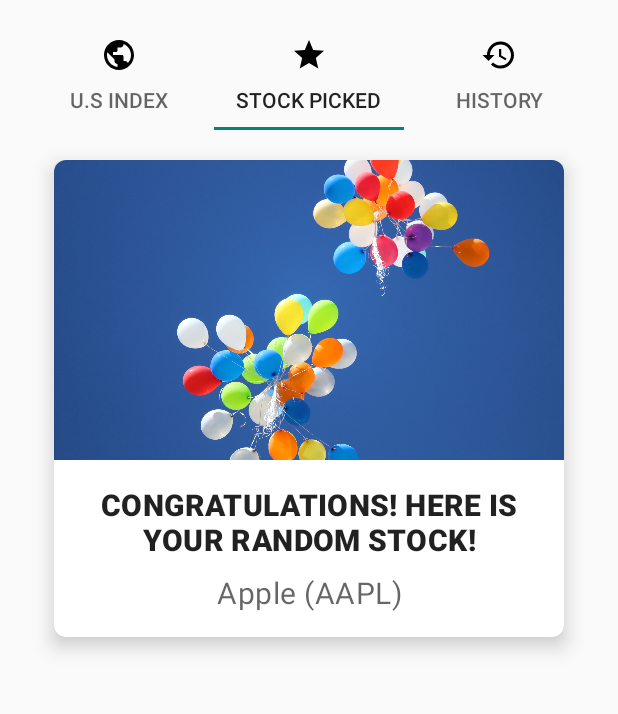
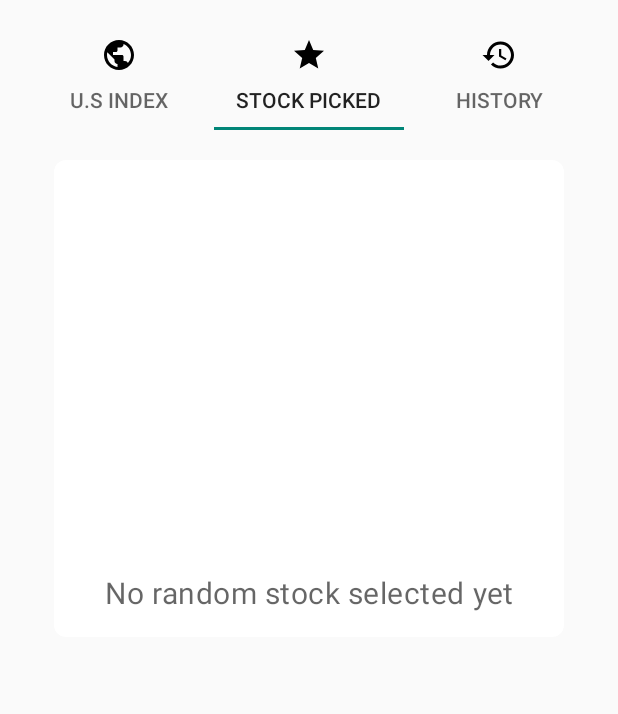
Before and after one commit to WillWcchan/Simple-Random-Stock, an Android app: the screen it shows after launch (MainActivity), tab 2 chosen, on a phone screen of 412 x 824 dp, the part 109-823 px from its top. Run offline under Robolectric (Android 15) with nearby library versions, the phone set to English and light mode, and no system bars; our stand-ins replace Room's generated code.

Commit message:
Able to send data from fragment to fragment using a bundle

```diff
--- a/app/build.gradle
+++ b/app/build.gradle
@@ -63,4 +63,8 @@ dependencies {
     implementation 'androidx.appcompat:appcompat:1.1.0'
     implementation 'androidx.constraintlayout:constraintlayout:1.1.3'
 
+    // Add navigation to send data from fragment to fragment via args
+    implementation "androidx.navigation:navigation-fragment:2.1.0"
+    implementation "androidx.navigation:navigation-ui:2.1.0"
+
 }
--- a/app/src/main/java/com/willchan/simple_random_stock/MainActivity.java
+++ b/app/src/main/java/com/willchan/simple_random_stock/MainActivity.java
@@ -51,6 +51,7 @@ public class MainActivity extends AppCompatActivity {
         });
     }
 
+    // Display a current Fragment to be shown on the screen
     public void selectCurrentTabToView(Tabs specifiedTab) {
         TabLayout.Tab tab = tabLayout.getTabAt(specifiedTab.ordinal());
         tab.select();
--- a/app/src/main/java/com/willchan/simple_random_stock/fragments/IndexFragment.java
+++ b/app/src/main/java/com/willchan/simple_random_stock/fragments/IndexFragment.java
@@ -3,24 +3,30 @@ package com.willchan.simple_random_stock.fragments;
 import android.app.AlertDialog;
 import android.os.Bundle;
 import android.os.Handler;
+import android.util.Log;
 import android.view.LayoutInflater;
 import android.view.View;
 import android.view.ViewGroup;
-import android.widget.Toast;
 
 import androidx.cardview.widget.CardView;
 import androidx.fragment.app.Fragment;
+import androidx.fragment.app.FragmentManager;
 
 import com.willchan.simple_random_stock.MainActivity;
 import com.willchan.simple_random_stock.R;
+import com.willchan.simple_random_stock.roomdatabase.entities.Stock;
+import com.willchan.simple_random_stock.util.RandomStock;
+import com.willchan.simple_random_stock.viewmodels.StockViewModel;
 
 /**
  * A simple {@link Fragment} subclass.
  */
-public class IndexFragment extends Fragment implements View.OnClickListener {
-
+public class IndexFragment extends Fragment {
+    private StockViewModel stockViewModel;
     private View indexView;
     private CardView dow_index, spy_index, nasdaq_index;
+    private String name = null, ticker = null;
+    private int position = 0;
 
     public IndexFragment() {
         // Required empty public constructor
@@ -35,34 +41,17 @@ public class IndexFragment extends Fragment implements View.OnClickListener {
         spy_index = indexView.findViewById(R.id.card_spy500);
         nasdaq_index = indexView.findViewById(R.id.card_nasdaq);
 
-        // Set click listeners to the CardView so when they are clicked, they'll invoke the onClick method below
-        dow_index.setOnClickListener(this);
-        spy_index.setOnClickListener(this);
-        nasdaq_index.setOnClickListener(this);
+        // Set click listeners to the CardView so when they are clicked, they'll invoke the StockIndexSelectedCallBack inner class below
+        dow_index.setOnClickListener(new StockIndexSelectedCallBack());
+        spy_index.setOnClickListener(new StockIndexSelectedCallBack());
+        nasdaq_index.setOnClickListener(new StockIndexSelectedCallBack());
 
+        try {
+            stockViewModel = new StockViewModel(getActivity().getApplication());
+        } catch (NullPointerException e) {
+            Log.e(IndexFragment.class.toString(), "NullPointerException possibly came from trying to set an application");
+        }
         return indexView;
-    }
-
-
-    @Override
-    public void onClick(View v) {
-        switch (v.getId()) {
-            case R.id.card_dow_jones:
-                break;
-            case R.id.card_spy500:
-                break;
-            case R.id.card_nasdaq:
-                break;
-            default:
-                Toast.makeText(this.getContext(), "Nothing happened", Toast.LENGTH_SHORT).show();
-                break;
-        }
-
-        // Imitate getting a random stock
-        showDialog();
-
-        // Change the tab to display the stock fragment
-        ((MainActivity) getActivity()).selectCurrentTabToView(MainActivity.Tabs.STOCK);
     }
 
     void showDialog() {
@@ -71,7 +60,7 @@ public class IndexFragment extends Fragment implements View.OnClickListener {
         final AlertDialog alertDialog = new AlertDialog.Builder(getContext()).setView(view).create();
         alertDialog.setCancelable(true);
         alertDialog.show();
-
+        // after a second, dismiss the dialog
         new Handler().postDelayed(new Runnable() {
             @Override
             public void run() {
@@ -80,4 +69,52 @@ public class IndexFragment extends Fragment implements View.OnClickListener {
         }, 1000);
     }
 
+    public class StockIndexSelectedCallBack implements View.OnClickListener {
+
+        @Override
+        public void onClick(View v) {
+            if (v.getId() == R.id.card_dow_jones) {
+                position = RandomStock.getRandomStock(RandomStock.StockIndex.DOW);
+                name = RandomStock.getDow30StockName()[position];
+                ticker = RandomStock.getDow30StockTicker()[position];
+            } else if (v.getId() == R.id.card_spy500) {
+                position = RandomStock.getRandomStock(RandomStock.StockIndex.SPY);
+                name = RandomStock.getSpy500StockName()[position];
+                ticker = RandomStock.getSpy500StockTicker()[position];
+            } else if (v.getId() == R.id.card_nasdaq) {
+                position = RandomStock.getRandomStock(RandomStock.StockIndex.NASDAQ);
+                name = RandomStock.getNasdaq100StockName()[position];
+                ticker = RandomStock.getNasdaq100StockTicker()[position];
+            }
+
+            // Imitate getting a random stock
+            showDialog();
+
+            // Insert the newly random stock
+            if (name != null && ticker != null) {
+                Stock stock = new Stock(name, ticker);
+                stockViewModel.insert(stock);
+
+                // Sent the newly created stock to the StockFragment to be shown
+                // Pass data from fragment to fragment via bundle
+                StockFragment stockFragment = new StockFragment();
+                Bundle args = new Bundle();
+                args.putString(StockFragment.stockNameBundle, name);
+                args.putString(StockFragment.stockTickerBundle, ticker);
+                stockFragment.setArguments(args);
+
+                // This will call the StockFragment's onCreateView method
+                try {
+                    FragmentManager fragmentManager = getFragmentManager();
+                    fragmentManager.beginTransaction().replace(R.id.card, stockFragment).commit();
+
+                    // Change the current tab to show the new random stock
+                    ((MainActivity) getActivity()).selectCurrentTabToView(MainActivity.Tabs.STOCK);
+                } catch (NullPointerException e) {
+                    Log.e(IndexFragment.class.toString(), "NullPointerException possibly from beginTrasaction or selectCurrentTabToView");
+                }
+            }
+        }
+    }
+
 }
--- a/app/src/main/java/com/willchan/simple_random_stock/fragments/StockFragment.java
+++ b/app/src/main/java/com/willchan/simple_random_stock/fragments/StockFragment.java
@@ -4,6 +4,7 @@ import android.os.Bundle;
 import android.view.LayoutInflater;
 import android.view.View;
 import android.view.ViewGroup;
+import android.widget.ImageView;
 import android.widget.TextView;
 
 import androidx.fragment.app.Fragment;
@@ -14,7 +15,10 @@ import com.willchan.simple_random_stock.R;
  * A simple {@link Fragment} subclass.
  */
 public class StockFragment extends Fragment {
-    private TextView textView;
+    public static final String stockNameBundle = "STOCK_NAME";
+    public static final String stockTickerBundle = "STOCK_TICKER";
+    private TextView stockNameTextView, congratulationsTitleTextView;
+    private ImageView congratulationsImageView;
 
     public StockFragment() {
         // Required empty public constructor
@@ -26,12 +30,26 @@ public class StockFragment extends Fragment {
                              Bundle savedInstanceState) {
         // Inflate the layout for this fragment
         View view = inflater.inflate(R.layout.fragment_stock, container, false);
-        textView = view.findViewById(R.id.stock_name);
+        congratulationsImageView = view.findViewById(R.id.congratulationsImageView);
+        congratulationsTitleTextView = view.findViewById(R.id.congratulationsTitle);
+        stockNameTextView = view.findViewById(R.id.stock_name);
+
+        Bundle bundle = getArguments();
+        // if IndexStockFragment calls StockFragment and passes in data via a bundle
+        if (bundle != null) {
+            String stockName = bundle.getString(StockFragment.stockNameBundle);
+            String stockTicker = bundle.getString(StockFragment.stockTickerBundle);
+            String placeHolder = stockName + " (" + stockTicker + ")";
+
+            congratulationsImageView.setVisibility(View.VISIBLE);
+            congratulationsTitleTextView.setVisibility(View.VISIBLE);
+            stockNameTextView.setText(placeHolder);
+        } else {
+            // Set the default message when a bundle is not provided
+            congratulationsImageView.setVisibility(View.INVISIBLE);
+            congratulationsTitleTextView.setVisibility(View.INVISIBLE);
+            stockNameTextView.setText(R.string.no_random_stock_selected_yet);
+        }
         return view;
     }
-
-
-
-
-
 }
--- a/app/src/main/java/com/willchan/simple_random_stock/roomdatabase/RoomDB.java
+++ b/app/src/main/java/com/willchan/simple_random_stock/roomdatabase/RoomDB.java
@@ -1,7 +1,6 @@
 package com.willchan.simple_random_stock.roomdatabase;
 
 import android.content.Context;
-import android.os.AsyncTask;
 
 import androidx.annotation.NonNull;
 import androidx.room.Database;
@@ -11,12 +10,9 @@ import androidx.sqlite.db.SupportSQLiteDatabase;
 
 import com.willchan.simple_random_stock.roomdatabase.daos.StockDao;
 import com.willchan.simple_random_stock.roomdatabase.entities.Stock;
-import com.willchan.simple_random_stock.util.RandomStock;
-
-import org.jetbrains.annotations.NotNull;
 
 // Usually, you only need one instance of the RoomDatabase for the whole app
-@Database(entities = {Stock.class}, version = 3, exportSchema = false)
+@Database(entities = {Stock.class}, version = 4, exportSchema = false)
 public abstract class RoomDB extends RoomDatabase {
     // Create the ROOMDB as a singleton to prevent having multiple instances of the DB opened at the same time
     private static RoomDB INSTANCE;
@@ -26,7 +22,7 @@ public abstract class RoomDB extends RoomDatabase {
         @Override
         public void onOpen(@NonNull SupportSQLiteDatabase db) {
             super.onOpen(db);
-            new PopulateDBAsync(INSTANCE).execute();
+//            new PopulateDBAsync(INSTANCE).execute();
         }
     };
 
@@ -37,7 +33,7 @@ public abstract class RoomDB extends RoomDatabase {
                     .allowMainThreadQueries()
                     // Wipes & rebuilds instead of migrating
                     .fallbackToDestructiveMigration()
-                    .addCallback(roomDBcallBack)
+//                    .addCallback(roomDBcallBack)
                     .build();
         }
         return INSTANCE;
@@ -46,25 +42,26 @@ public abstract class RoomDB extends RoomDatabase {
     // Define the DAOs that work with the database. Provide an abstract getter method for each @DAO
     public abstract StockDao stockDAO();
 
+    // Uncomment to fill initial history tab if needed
     // Delete all the stocks and populate new ones
-    private static class PopulateDBAsync extends AsyncTask<Void, Void, Void> {
-        private StockDao stockDao;
-
-        PopulateDBAsync(@NotNull RoomDB db) {
-            stockDao = db.stockDAO();
-        }
-
-        @Override
-        protected Void doInBackground(final Void... params) {
-            stockDao.deleteAll();
-            for (int i = 0; i < 5; i++) {
-                int position = RandomStock.getRandomStock(RandomStock.StockIndex.DOW);
-                String stockName = RandomStock.getDow30StockName()[position];
-                String stockTicker = RandomStock.getDow30StockTicker()[position];
-                Stock stock = new Stock(stockName, stockTicker);
-                stockDao.insert(stock);
-            }
-            return null;
-        }
-    }
+//    private static class PopulateDBAsync extends AsyncTask<Void, Void, Void> {
+//        private StockDao stockDao;
+//
+//        PopulateDBAsync(@NotNull RoomDB db) {
+//            stockDao = db.stockDAO();
+//        }
+//
+//        @Override
+//        protected Void doInBackground(final Void... params) {
+//            stockDao.deleteAll();
+//            for (int i = 0; i < 5; i++) {
+//                int position = RandomStock.getRandomStock(RandomStock.StockIndex.DOW);
+//                String stockName = RandomStock.getDow30StockName()[position];
+//                String stockTicker = RandomStock.getDow30StockTicker()[position];
+//                Stock stock = new Stock(stockName, stockTicker);
+//                stockDao.insert(stock);
+//            }
+//            return null;
+//        }
+//    }
 }
--- a/app/src/main/res/layout/activity_main.xml
+++ b/app/src/main/res/layout/activity_main.xml
@@ -54,6 +54,6 @@
         android:id="@+id/viewPager"
         android:layout_width="match_parent"
         android:layout_height="match_parent"
-        android:layout_below="@id/tabLayout" />
+        android:layout_below="@id/tabLayout"></androidx.viewpager.widget.ViewPager>
 
 </RelativeLayout>
--- a/app/src/main/res/layout/fragment_index.xml
+++ b/app/src/main/res/layout/fragment_index.xml
@@ -10,7 +10,6 @@
     <!-- Dow Jones Card -->
     <androidx.cardview.widget.CardView
         android:id="@+id/card_dow_jones"
-        android:onClick="onClick"
         android:layout_width="match_parent"
         android:layout_height="100dp"
         android:layout_marginLeft="30dp"
@@ -94,7 +93,6 @@
                         android:layout_height="wrap_content"
                         android:gravity="center"
                         android:text="@string/title_spy"
-                        android:textAllCaps="true"
                         android:textColor="@android:color/holo_blue_dark"
                         android:textSize="24sp" />
 
@@ -153,7 +151,6 @@
 
         </LinearLayout>
 
-
     </androidx.cardview.widget.CardView>
 
 </LinearLayout>
--- a/app/src/main/res/layout/fragment_stock.xml
+++ b/app/src/main/res/layout/fragment_stock.xml
@@ -11,9 +11,10 @@
             android:layout_width="match_parent"
             android:layout_height="wrap_content"
             android:layout_margin="20sp"
+            app:cardCornerRadius="8sp"
+            app:cardElevation="0dp"
             android:theme="@style/Theme.MaterialComponents.Light"
-            app:cardCornerRadius="8sp"
-            app:cardElevation="8sp">
+            app:strokeWidth="1dp">
 
                 <LinearLayout
                     android:layout_width="match_parent"
@@ -22,6 +23,7 @@
 
                         <!-- Media -->
                         <ImageView
+                            android:id="@+id/congratulationsImageView"
                             android:layout_width="match_parent"
                             android:layout_height="200sp"
                             android:adjustViewBounds="true"
@@ -37,6 +39,7 @@
 
                                 <!-- Title, secondary and supporting text -->
                                 <TextView
+                                    android:id="@+id/congratulationsTitle"
                                     android:layout_width="match_parent"
                                     android:layout_height="wrap_content"
                                     android:gravity="center"
--- a/app/src/main/res/layout/list_row_main.xml
+++ b/app/src/main/res/layout/list_row_main.xml
@@ -17,6 +17,7 @@
             android:layout_height="wrap_content"
             android:layout_weight="1"
             android:text="@string/stock_name"
+            android:textAppearance="@style/Widget.MaterialComponents.CardView"
             android:textSize="14sp" />
 
         <TextView
@@ -24,6 +25,7 @@
             android:layout_width="wrap_content"
             android:layout_height="wrap_content"
             android:text="@string/stock_ticker"
+            android:textAppearance="@style/Widget.MaterialComponents.CardView"
             android:textSize="14sp" />
 
         <TextView
@@ -32,6 +34,7 @@
             android:layout_height="wrap_content"
             android:layout_weight="1"
             android:gravity="end"
+            android:textAppearance="@style/Widget.MaterialComponents.CardView"
             android:text="@string/stock_time_picked"
             android:textSize="14sp" />
 
--- a/app/src/main/res/values/strings.xml
+++ b/app/src/main/res/values/strings.xml
@@ -30,5 +30,6 @@
     <string name="congratulations">Congratulations! Here is your random stock! </string>
     <string name="congratulations_picture">Congratulations picture</string>
     <string name="stock_name_hint">Apple (AAPL)</string>
+    <string name="no_random_stock_selected_yet">No random stock selected yet</string>
 
 </resources>
```
Also changed, not shown: gradle/wrapper/gradle-wrapper.properties.
